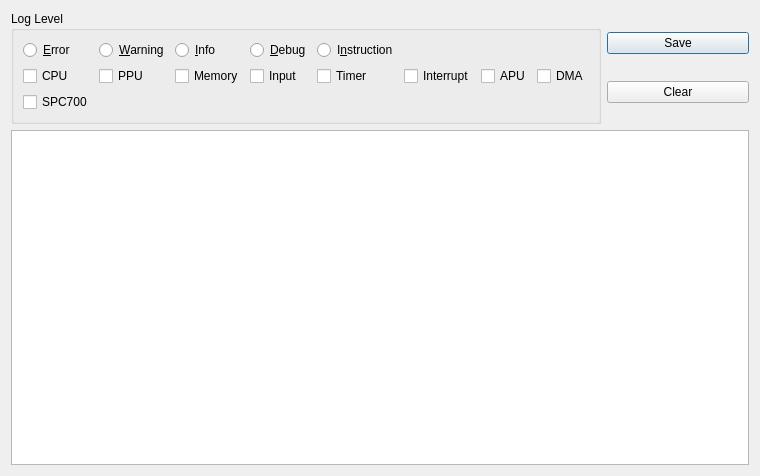
Qt form src/ui/LogWindow.ui (zlisinski/zlsnes) before a commit.
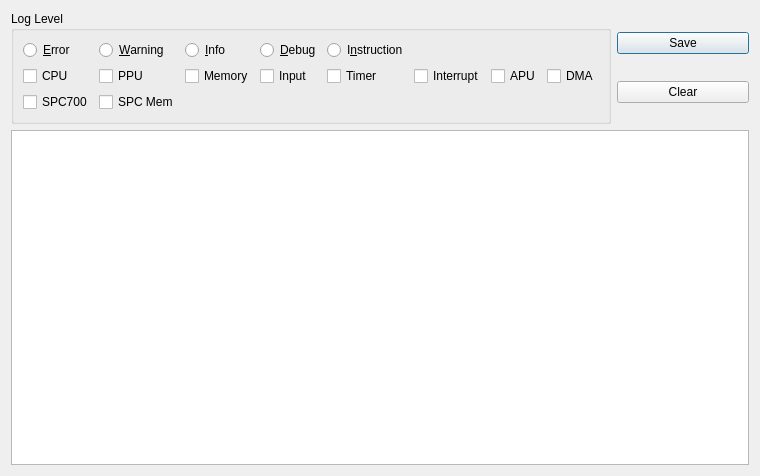
The same form after that commit.

Patch:
```diff
--- a/src/ui/LogWindow.ui
+++ b/src/ui/LogWindow.ui
@@ -118,6 +118,13 @@
         </property>
        </widget>
       </item>
+      <item row="2" column="1">
+       <widget class="QCheckBox" name="chkSpcMem">
+        <property name="text">
+         <string>SPC Mem</string>
+        </property>
+       </widget>
+      </item>
      </layout>
     </widget>
    </item>
```
